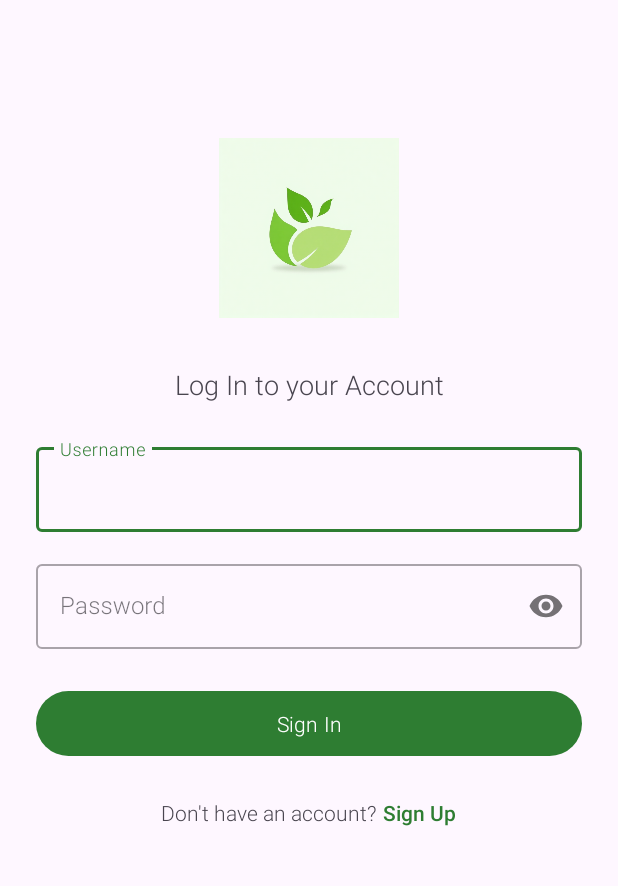
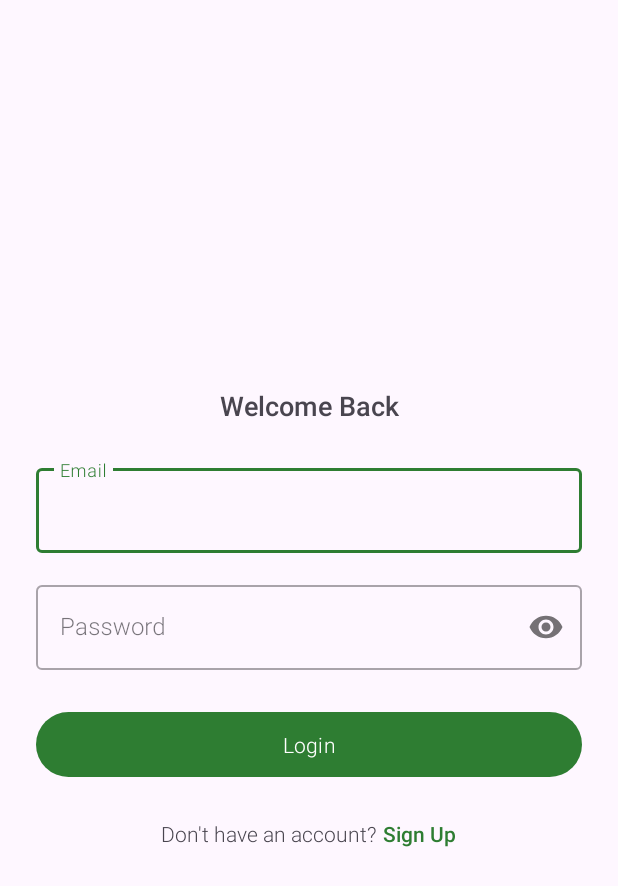
Before and after one commit to zoya-hammad/NutriVision, an Android app: the screen it shows after launch (MainActivity), on a phone screen of 412 x 824 dp. Shown: the top 886 px of the screen. Run offline under Robolectric (Android 15) with nearby library versions, the light colour scheme and no system bars; our stand-ins replace Firebase (no records; nobody signed in at launch, a user with empty details on screens opened directly).

Commit message:
Updated layouts for homescreen, main and signup

```diff
--- a/mobile/app/src/main/res/layout/activity_main.xml
+++ b/mobile/app/src/main/res/layout/activity_main.xml
@@ -10,24 +10,17 @@
         android:layout_width="match_parent"
         android:layout_height="wrap_content"
         android:orientation="vertical"
-        android:padding="24dp">
-
-        <ImageView
-            android:layout_width="120dp"
-            android:layout_height="120dp"
-            android:layout_gravity="center_horizontal"
-            android:layout_marginTop="68dp"
-            android:layout_marginBottom="32dp"
-            android:contentDescription="@string/app_logo"
-            android:src="@drawable/app_logo" />
+        android:padding="24dp"
+        android:gravity="center">
 
         <TextView
             android:layout_width="match_parent"
             android:layout_height="wrap_content"
-            android:layout_marginBottom="24dp"
-            android:text="@string/text_view_log_in_to_your_account"
+            android:text="Welcome Back"
             android:textAlignment="center"
-            android:textSize="18sp" />
+            android:textSize="18sp"
+            android:textStyle="bold"
+            android:layout_marginBottom="24dp"/>
 
         <com.google.android.material.textfield.TextInputLayout
             style="@style/Widget.MaterialComponents.TextInputLayout.OutlinedBox"
@@ -36,10 +29,11 @@
             android:layout_marginBottom="16dp">
 
             <com.google.android.material.textfield.TextInputEditText
-                android:id="@+id/edit_text_username"
+                android:id="@+id/edit_text_email"
                 android:layout_width="match_parent"
                 android:layout_height="wrap_content"
-                android:hint="@string/edit_text_username" />
+                android:hint="Email"
+                android:inputType="textEmailAddress" />
 
         </com.google.android.material.textfield.TextInputLayout>
 
@@ -54,41 +48,41 @@
                 android:id="@+id/edit_text_password"
                 android:layout_width="match_parent"
                 android:layout_height="wrap_content"
-                android:hint="@string/edit_text_password"
+                android:hint="Password"
                 android:inputType="textPassword" />
 
         </com.google.android.material.textfield.TextInputLayout>
 
         <com.google.android.material.button.MaterialButton
-            android:id="@+id/button_sign_in"
+            android:id="@+id/button_login"
             android:layout_width="match_parent"
             android:layout_height="wrap_content"
             android:layout_marginBottom="24dp"
             android:padding="12dp"
-            android:text="@string/button_sign_in" />
+            android:text="Login" />
 
         <LinearLayout
             android:layout_width="match_parent"
             android:layout_height="wrap_content"
-            android:gravity="center"
-            android:orientation="horizontal">
+            android:orientation="horizontal"
+            android:gravity="center">
 
             <TextView
                 android:layout_width="wrap_content"
                 android:layout_height="wrap_content"
-                android:text="@string/text_view_don_t_have_an_account"
-                android:textColor="?android:attr/textColorSecondary" />
+                android:text="Don't have an account?"
+                android:textColor="?android:attr/textColorSecondary"/>
 
             <TextView
                 android:id="@+id/text_view_sign_up"
                 android:layout_width="wrap_content"
                 android:layout_height="wrap_content"
-                android:layout_marginStart="4dp"
+                android:text="Sign Up"
                 android:clickable="true"
                 android:focusable="true"
-                android:text="@string/text_view_sign_up"
                 android:textColor="@color/green_dark"
-                android:textStyle="bold" />
+                android:textStyle="bold"
+                android:layout_marginStart="4dp"/>
 
         </LinearLayout>
 
```
Also changed, not shown: mobile/app/src/main/res/layout/activity_home_screen.xml (+18 -9 lines), mobile/app/src/main/res/layout/activity_sign_up.xml (+38 -20 lines).
